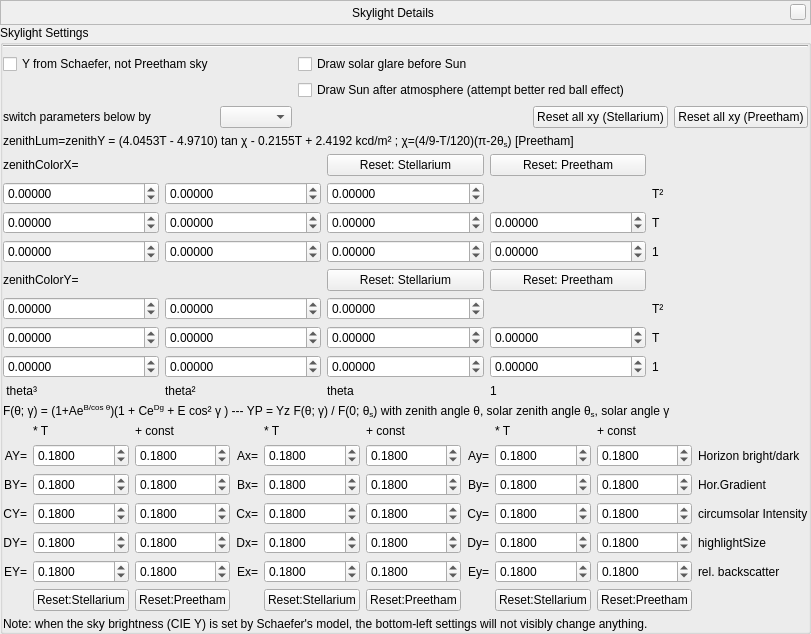
First picture: the form in src/gui/skylightDialog.ui, repository Stellarium/stellarium, before the edit.
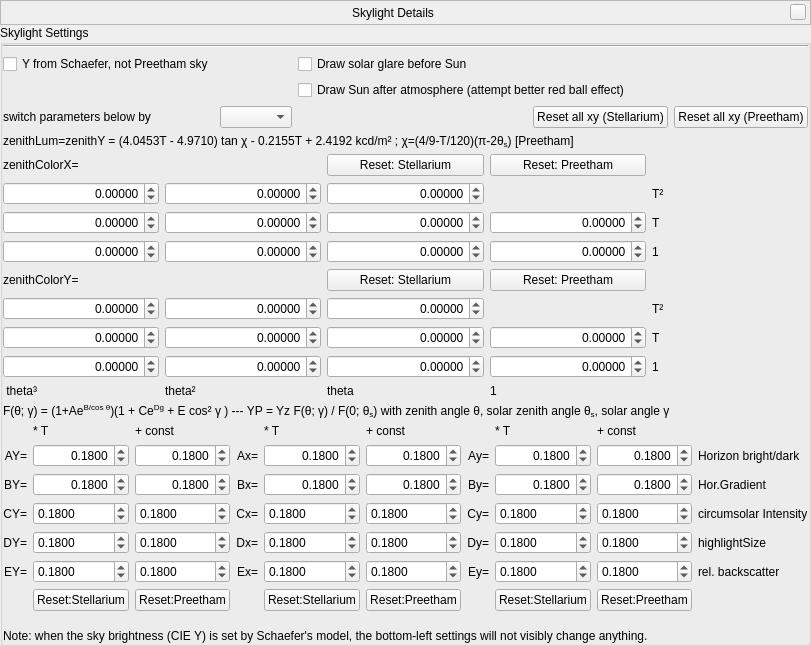
Second picture: the form after the edit. Custom widgets are drawn as their Qt base class.

Commit message: A tiny cosmetic fix

```diff
--- a/src/gui/skylightDialog.ui
+++ b/src/gui/skylightDialog.ui
@@ -6,8 +6,8 @@
    <rect>
     <x>0</x>
     <y>0</y>
-    <width>736</width>
-    <height>611</height>
+    <width>694</width>
+    <height>646</height>
    </rect>
   </property>
   <layout class="QVBoxLayout" name="verticalLayout">
@@ -277,6 +277,9 @@
         </item>
         <item row="5" column="1">
          <widget class="QDoubleSpinBox" name="doubleSpinBox_zX32">
+          <property name="alignment">
+           <set>Qt::AlignRight|Qt::AlignTrailing|Qt::AlignVCenter</set>
+          </property>
           <property name="decimals">
            <number>5</number>
           </property>
@@ -293,6 +296,9 @@
         </item>
         <item row="5" column="2">
          <widget class="QDoubleSpinBox" name="doubleSpinBox_zX33">
+          <property name="alignment">
+           <set>Qt::AlignRight|Qt::AlignTrailing|Qt::AlignVCenter</set>
+          </property>
           <property name="decimals">
            <number>5</number>
           </property>
@@ -309,6 +315,9 @@
         </item>
         <item row="5" column="3">
          <widget class="QDoubleSpinBox" name="doubleSpinBox_zX34">
+          <property name="alignment">
+           <set>Qt::AlignRight|Qt::AlignTrailing|Qt::AlignVCenter</set>
+          </property>
           <property name="decimals">
            <number>5</number>
           </property>
@@ -353,6 +362,9 @@
         </item>
         <item row="3" column="0">
          <widget class="QDoubleSpinBox" name="doubleSpinBox_zX11">
+          <property name="alignment">
+           <set>Qt::AlignRight|Qt::AlignTrailing|Qt::AlignVCenter</set>
+          </property>
           <property name="decimals">
            <number>5</number>
           </property>
@@ -369,6 +381,9 @@
         </item>
         <item row="9" column="0">
          <widget class="QDoubleSpinBox" name="doubleSpinBox_zY31">
+          <property name="alignment">
+           <set>Qt::AlignRight|Qt::AlignTrailing|Qt::AlignVCenter</set>
+          </property>
           <property name="decimals">
            <number>5</number>
           </property>
@@ -385,6 +400,9 @@
         </item>
         <item row="9" column="1">
          <widget class="QDoubleSpinBox" name="doubleSpinBox_zY32">
+          <property name="alignment">
+           <set>Qt::AlignRight|Qt::AlignTrailing|Qt::AlignVCenter</set>
+          </property>
           <property name="decimals">
            <number>5</number>
           </property>
@@ -401,6 +419,9 @@
         </item>
         <item row="9" column="2">
          <widget class="QDoubleSpinBox" name="doubleSpinBox_zY33">
+          <property name="alignment">
+           <set>Qt::AlignRight|Qt::AlignTrailing|Qt::AlignVCenter</set>
+          </property>
           <property name="decimals">
            <number>5</number>
           </property>
@@ -417,6 +438,9 @@
         </item>
         <item row="9" column="3">
          <widget class="QDoubleSpinBox" name="doubleSpinBox_zY34">
+          <property name="alignment">
+           <set>Qt::AlignRight|Qt::AlignTrailing|Qt::AlignVCenter</set>
+          </property>
           <property name="decimals">
            <number>5</number>
           </property>
@@ -454,6 +478,9 @@
         </item>
         <item row="7" column="0">
          <widget class="QDoubleSpinBox" name="doubleSpinBox_zY11">
+          <property name="alignment">
+           <set>Qt::AlignRight|Qt::AlignTrailing|Qt::AlignVCenter</set>
+          </property>
           <property name="decimals">
            <number>5</number>
           </property>
@@ -470,6 +497,9 @@
         </item>
         <item row="7" column="1">
          <widget class="QDoubleSpinBox" name="doubleSpinBox_zY12">
+          <property name="alignment">
+           <set>Qt::AlignRight|Qt::AlignTrailing|Qt::AlignVCenter</set>
+          </property>
           <property name="decimals">
            <number>5</number>
           </property>
@@ -486,6 +516,9 @@
         </item>
         <item row="7" column="2">
          <widget class="QDoubleSpinBox" name="doubleSpinBox_zY13">
+          <property name="alignment">
+           <set>Qt::AlignRight|Qt::AlignTrailing|Qt::AlignVCenter</set>
+          </property>
           <property name="decimals">
            <number>5</number>
           </property>
@@ -502,6 +535,9 @@
         </item>
         <item row="8" column="0">
          <widget class="QDoubleSpinBox" name="doubleSpinBox_zY21">
+          <property name="alignment">
+           <set>Qt::AlignRight|Qt::AlignTrailing|Qt::AlignVCenter</set>
+          </property>
           <property name="decimals">
            <number>5</number>
           </property>
@@ -518,6 +554,9 @@
         </item>
         <item row="8" column="1">
          <widget class="QDoubleSpinBox" name="doubleSpinBox_zY22">
+          <property name="alignment">
+           <set>Qt::AlignRight|Qt::AlignTrailing|Qt::AlignVCenter</set>
+          </property>
           <property name="decimals">
            <number>5</number>
           </property>
@@ -534,6 +573,9 @@
         </item>
         <item row="8" column="2">
          <widget class="QDoubleSpinBox" name="doubleSpinBox_zY23">
+          <property name="alignment">
+           <set>Qt::AlignRight|Qt::AlignTrailing|Qt::AlignVCenter</set>
+          </property>
           <property name="decimals">
            <number>5</number>
           </property>
@@ -550,6 +592,9 @@
         </item>
         <item row="8" column="3">
          <widget class="QDoubleSpinBox" name="doubleSpinBox_zY24">
+          <property name="alignment">
+           <set>Qt::AlignRight|Qt::AlignTrailing|Qt::AlignVCenter</set>
+          </property>
           <property name="decimals">
            <number>5</number>
           </property>
@@ -566,6 +611,9 @@
         </item>
         <item row="3" column="1">
          <widget class="QDoubleSpinBox" name="doubleSpinBox_zX12">
+          <property name="alignment">
+           <set>Qt::AlignRight|Qt::AlignTrailing|Qt::AlignVCenter</set>
+          </property>
           <property name="decimals">
            <number>5</number>
           </property>
@@ -582,6 +630,9 @@
         </item>
         <item row="3" column="2">
          <widget class="QDoubleSpinBox" name="doubleSpinBox_zX13">
+          <property name="alignment">
+           <set>Qt::AlignRight|Qt::AlignTrailing|Qt::AlignVCenter</set>
+          </property>
           <property name="decimals">
            <number>5</number>
           </property>
@@ -598,6 +649,9 @@
         </item>
         <item row="4" column="0">
          <widget class="QDoubleSpinBox" name="doubleSpinBox_zX21">
+          <property name="alignment">
+           <set>Qt::AlignRight|Qt::AlignTrailing|Qt::AlignVCenter</set>
+          </property>
           <property name="decimals">
            <number>5</number>
           </property>
@@ -614,6 +668,9 @@
         </item>
         <item row="4" column="1">
          <widget class="QDoubleSpinBox" name="doubleSpinBox_zX22">
+          <property name="alignment">
+           <set>Qt::AlignRight|Qt::AlignTrailing|Qt::AlignVCenter</set>
+          </property>
           <property name="decimals">
            <number>5</number>
           </property>
@@ -630,6 +687,9 @@
         </item>
         <item row="4" column="2">
          <widget class="QDoubleSpinBox" name="doubleSpinBox_zX23">
+          <property name="alignment">
+           <set>Qt::AlignRight|Qt::AlignTrailing|Qt::AlignVCenter</set>
+          </property>
           <property name="decimals">
            <number>5</number>
           </property>
@@ -646,6 +706,9 @@
         </item>
         <item row="4" column="3">
          <widget class="QDoubleSpinBox" name="doubleSpinBox_zX24">
+          <property name="alignment">
+           <set>Qt::AlignRight|Qt::AlignTrailing|Qt::AlignVCenter</set>
+          </property>
           <property name="decimals">
            <number>5</number>
           </property>
@@ -662,6 +725,9 @@
         </item>
         <item row="5" column="0">
          <widget class="QDoubleSpinBox" name="doubleSpinBox_zX31">
+          <property name="alignment">
+           <set>Qt::AlignRight|Qt::AlignTrailing|Qt::AlignVCenter</set>
+          </property>
           <property name="decimals">
            <number>5</number>
           </property>
@@ -826,6 +892,9 @@
         </item>
         <item row="1" column="5">
          <widget class="QDoubleSpinBox" name="doubleSpinBox_Ax">
+          <property name="alignment">
+           <set>Qt::AlignRight|Qt::AlignTrailing|Qt::AlignVCenter</set>
+          </property>
           <property name="decimals">
            <number>4</number>
           </property>
@@ -959,6 +1028,9 @@
         </item>
         <item row="2" column="5">
          <widget class="QDoubleSpinBox" name="doubleSpinBox_Bx">
+          <property name="alignment">
+           <set>Qt::AlignRight|Qt::AlignTrailing|Qt::AlignVCenter</set>
+          </property>
           <property name="decimals">
            <number>4</number>
           </property>
@@ -1102,6 +1174,9 @@
         </item>
         <item row="2" column="4">
          <widget class="QDoubleSpinBox" name="doubleSpinBox_BxT">
+          <property name="alignment">
+           <set>Qt::AlignRight|Qt::AlignTrailing|Qt::AlignVCenter</set>
+          </property>
           <property name="decimals">
            <number>4</number>
           </property>
@@ -1121,6 +1196,9 @@
         </item>
         <item row="1" column="1">
          <widget class="QDoubleSpinBox" name="doubleSpinBox_AYT">
+          <property name="alignment">
+           <set>Qt::AlignRight|Qt::AlignTrailing|Qt::AlignVCenter</set>
+          </property>
           <property name="decimals">
            <number>4</number>
           </property>
@@ -1159,6 +1237,9 @@
         </item>
         <item row="2" column="1">
          <widget class="QDoubleSpinBox" name="doubleSpinBox_BYT">
+          <property name="alignment">
+           <set>Qt::AlignRight|Qt::AlignTrailing|Qt::AlignVCenter</set>
+          </property>
           <property name="decimals">
            <number>4</number>
           </property>
@@ -1178,6 +1259,9 @@
         </item>
         <item row="1" column="2">
          <widget class="QDoubleSpinBox" name="doubleSpinBox_AY">
+          <property name="alignment">
+           <set>Qt::AlignRight|Qt::AlignTrailing|Qt::AlignVCenter</set>
+          </property>
           <property name="decimals">
            <number>4</number>
           </property>
@@ -1197,6 +1281,9 @@
         </item>
         <item row="1" column="7">
          <widget class="QDoubleSpinBox" name="doubleSpinBox_AyT">
+          <property name="alignment">
+           <set>Qt::AlignRight|Qt::AlignTrailing|Qt::AlignVCenter</set>
+          </property>
           <property name="decimals">
            <number>4</number>
           </property>
@@ -1216,6 +1303,9 @@
         </item>
         <item row="1" column="8">
          <widget class="QDoubleSpinBox" name="doubleSpinBox_Ay">
+          <property name="alignment">
+           <set>Qt::AlignRight|Qt::AlignTrailing|Qt::AlignVCenter</set>
+          </property>
           <property name="decimals">
            <number>4</number>
           </property>
@@ -1235,6 +1325,9 @@
         </item>
         <item row="2" column="7">
          <widget class="QDoubleSpinBox" name="doubleSpinBox_ByT">
+          <property name="alignment">
+           <set>Qt::AlignRight|Qt::AlignTrailing|Qt::AlignVCenter</set>
+          </property>
           <property name="decimals">
            <number>4</number>
           </property>
@@ -1254,6 +1347,9 @@
         </item>
         <item row="2" column="8">
          <widget class="QDoubleSpinBox" name="doubleSpinBox_By">
+          <property name="alignment">
+           <set>Qt::AlignRight|Qt::AlignTrailing|Qt::AlignVCenter</set>
+          </property>
           <property name="decimals">
            <number>4</number>
           </property>
@@ -1347,6 +1443,9 @@
         </item>
         <item row="1" column="4">
          <widget class="QDoubleSpinBox" name="doubleSpinBox_AxT">
+          <property name="alignment">
+           <set>Qt::AlignRight|Qt::AlignTrailing|Qt::AlignVCenter</set>
+          </property>
           <property name="decimals">
            <number>4</number>
           </property>
@@ -1366,6 +1465,9 @@
         </item>
         <item row="2" column="2">
          <widget class="QDoubleSpinBox" name="doubleSpinBox_BY">
+          <property name="alignment">
+           <set>Qt::AlignRight|Qt::AlignTrailing|Qt::AlignVCenter</set>
+          </property>
           <property name="decimals">
            <number>4</number>
           </property>
```
